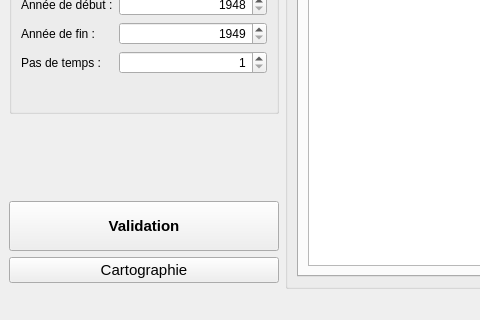
Old version of the form fenetre_principale.ui in the repository dasycarpum/pro_DDT_Observatoire_foncier; both pictures show x 0 to 480 and y 352 to 672 of the 1040 by 672 pixel window.
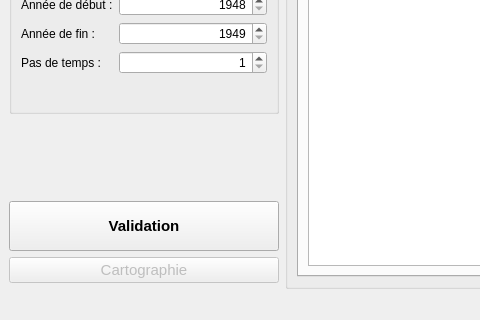
New version of the form. Icons and pictures are not drawn.

Commit message:
Merged PR 73: Cartographie de l'artificialisation : exécution de QGiS 3.4.5
possible, mais après validation de la requête par l'utilisateur

Related work items: #43

```diff
--- a/fenetre_principale.ui
+++ b/fenetre_principale.ui
@@ -321,6 +321,9 @@
       </item>
       <item row="5" column="0">
        <widget class="QPushButton" name="pushButton_cartographie">
+        <property name="enabled">
+         <bool>false</bool>
+        </property>
         <property name="font">
          <font>
           <pointsize>11</pointsize>
```
The commit also changes 2 other files.
